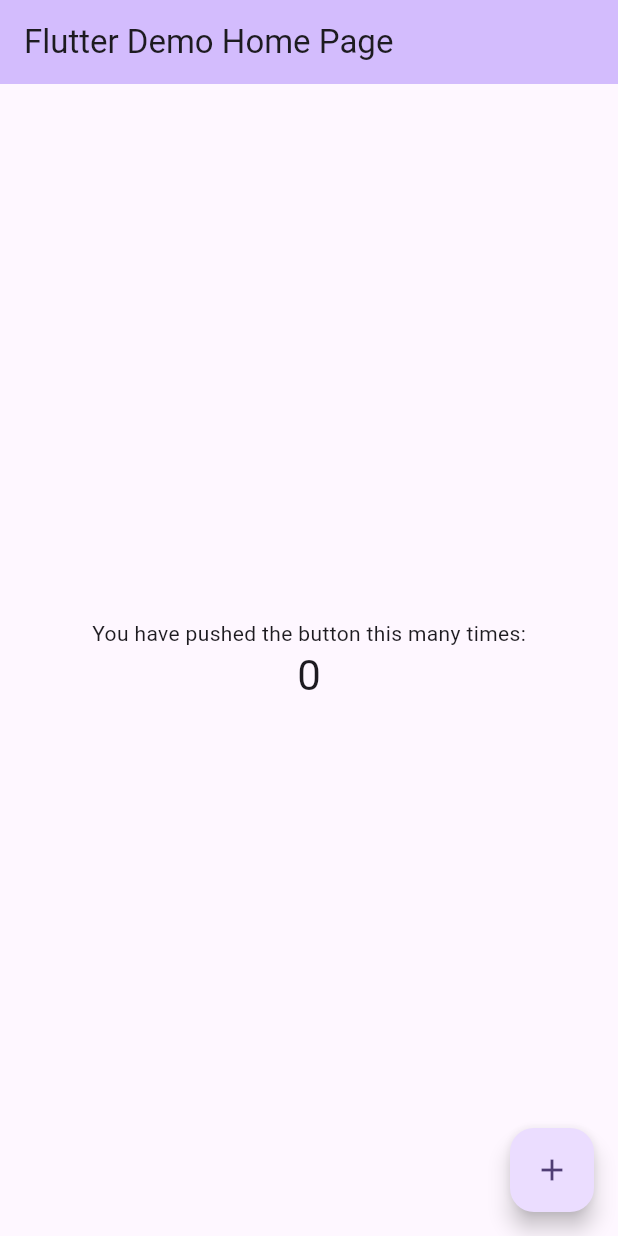
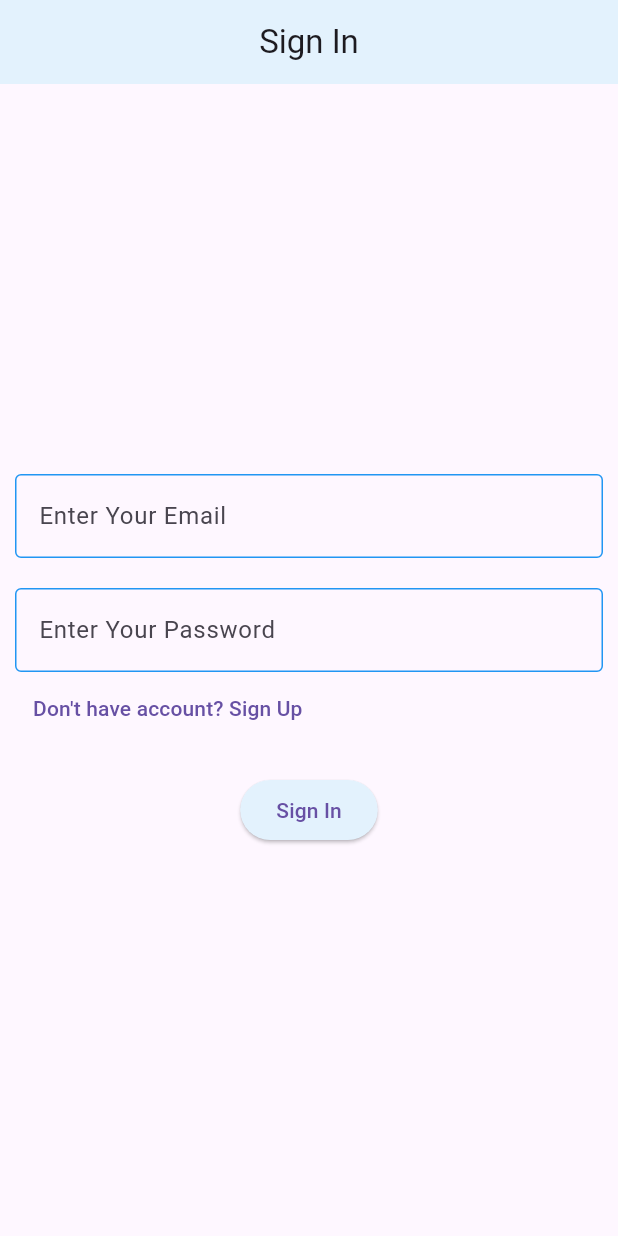
Before and after one commit to Prafulpatnecha/flutter_chat_app, a Flutter app: the screen it shows after launch, on a phone screen of 412 x 824 dp. Run offline on Flutter 3.47's test engine with Material 3 defaults, Android fonts, the phone set to English and light mode, and no system bars; our stand-ins replace firebase_auth, firebase_core, get; accounts and stored records are empty.

Commit message:
04-09-24

```diff
--- /dev/null
+++ b/lib/controller/auth_controller.dart
@@ -0,0 +1,10 @@
+
+
+import 'package:flutter/cupertino.dart';
+import 'package:get/get.dart';
+
+class AuthController extends GetxController{
+  TextEditingController textEmail = TextEditingController();
+  TextEditingController textPassword = TextEditingController();
+
+}
--- a/lib/main.dart
+++ b/lib/main.dart
@@ -1,5 +1,6 @@
 import 'package:firebase_core/firebase_core.dart';
 import 'package:flutter/material.dart';
+import 'package:flutter_chat_app/view/connector/main_file_connector.dart';
 
 import 'firebase_options.dart';
 
@@ -7,125 +8,5 @@ Future<void> main() async {
   WidgetsFlutterBinding.ensureInitialized();
   await Firebase.initializeApp(
       options: DefaultFirebaseOptions.currentPlatform,);
-  runApp(const MyApp());
+  runApp(const MyChat());
 }
-
-class MyApp extends StatelessWidget {
-  const MyApp({super.key});
-
-  // This widget is the root of your application.
-  @override
-  Widget build(BuildContext context) {
-    return MaterialApp(
-      title: 'Flutter Demo',
-      theme: ThemeData(
-        // This is the theme of your application.
-        //
-        // TRY THIS: Try running your application with "flutter run". You'll see
-        // the application has a purple toolbar. Then, without quitting the app,
-        // try changing the seedColor in the colorScheme below to Colors.green
-        // and then invoke "hot reload" (save your changes or press the "hot
-        // reload" button in a Flutter-supported IDE, or press "r" if you used
-        // the command line to start the app).
-        //
-        // Notice that the counter didn't reset back to zero; the application
-        // state is not lost during the reload. To reset the state, use hot
-        // restart instead.
-        //
-        // This works for code too, not just values: Most code changes can be
-        // tested with just a hot reload.
-        colorScheme: ColorScheme.fromSeed(seedColor: Colors.deepPurple),
-        useMaterial3: true,
-      ),
-      home: const MyHomePage(title: 'Flutter Demo Home Page'),
-    );
-  }
-}
-
-class MyHomePage extends StatefulWidget {
-  const MyHomePage({super.key, required this.title});
-
-  // This widget is the home page of your application. It is stateful, meaning
-  // that it has a State object (defined below) that contains fields that affect
-  // how it looks.
-
-  // This class is the configuration for the state. It holds the values (in this
-  // case the title) provided by the parent (in this case the App widget) and
-  // used by the build method of the State. Fields in a Widget subclass are
-  // always marked "final".
-
-  final String title;
-
-  @override
-  State<MyHomePage> createState() => _MyHomePageState();
-}
-
-class _MyHomePageState extends State<MyHomePage> {
-  int _counter = 0;
-
-  void _incrementCounter() {
-    setState(() {
-      // This call to setState tells the Flutter framework that something has
-      // changed in this State, which causes it to rerun the build method below
-      // so that the display can reflect the updated values. If we changed
-      // _counter without calling setState(), then the build method would not be
-      // called again, and so nothing would appear to happen.
-      _counter++;
-    });
-  }
-
-  @override
-  Widget build(BuildContext context) {
-    // This method is rerun every time setState is called, for instance as done
-    // by the _incrementCounter method above.
-    //
-    // The Flutter framework has been optimized to make rerunning build methods
-    // fast, so that you can just rebuild anything that needs updating rather
-    // than having to individually change instances of widgets.
-    return Scaffold(
-      appBar: AppBar(
-        // TRY THIS: Try changing the color here to a specific color (to
-        // Colors.amber, perhaps?) and trigger a hot reload to see the AppBar
-        // change color while the other colors stay the same.
-        backgroundColor: Theme.of(context).colorScheme.inversePrimary,
-        // Here we take the value from the MyHomePage object that was created by
-        // the App.build method, and use it to set our appbar title.
-        title: Text(widget.title),
-      ),
-      body: Center(
-        // Center is a layout widget. It takes a single child and positions it
-        // in the middle of the parent.
-        child: Column(
-          // Column is also a layout widget. It takes a list of children and
-          // arranges them vertically. By default, it sizes itself to fit its
-          // children horizontally, and tries to be as tall as its parent.
-          //
-          // Column has various properties to control how it sizes itself and
-          // how it positions its children. Here we use mainAxisAlignment to
-          // center the children vertically; the main axis here is the vertical
-          // axis because Columns are vertical (the cross axis would be
-          // horizontal).
-          //
-          // TRY THIS: Invoke "debug painting" (choose the "Toggle Debug Paint"
-          // action in the IDE, or press "p" in the console), to see the
-          // wireframe for each widget.
-          mainAxisAlignment: MainAxisAlignment.center,
-          children: <Widget>[
-            const Text(
-              'You have pushed the button this many times:',
-            ),
-            Text(
-              '$_counter',
-              style: Theme.of(context).textTheme.headlineMedium,
-            ),
-          ],
-        ),
-      ),
-      floatingActionButton: FloatingActionButton(
-        onPressed: _incrementCounter,
-        tooltip: 'Increment',
-        child: const Icon(Icons.add),
-      ), // This trailing comma makes auto-formatting nicer for build methods.
-    );
-  }
-}
--- /dev/null
+++ b/lib/services/auth_services.dart
@@ -0,0 +1,47 @@
+import 'dart:developer';
+
+import 'package:firebase_auth/firebase_auth.dart';
+
+class AuthServices {
+  AuthServices._();
+
+  static AuthServices authServices = AuthServices._();
+
+  final FirebaseAuth _firebaseAuth = FirebaseAuth.instance;
+
+  // Sign Up
+  Future<void> createAccountWithEmailAndPassword(String email,
+      String password) async {
+    await _firebaseAuth.createUserWithEmailAndPassword(
+        email: email, password: password);
+  }
+
+  // Sign In
+  Future<String> signInWithEmailAndPassword(String email, String password) async {
+    try
+    {
+      await _firebaseAuth.signInWithEmailAndPassword(
+        email: email, password: password);
+      return 'Success';
+    }catch(e)
+    {
+      return e.toString();
+    }
+  }
+
+  //Sign Out
+  Future<void> signOut() async {
+    await _firebaseAuth.signOut();
+  }
+
+  //todo get Current User Info
+  User? getCurrentUser()
+  {
+    User? user = _firebaseAuth.currentUser;
+    if(user!=null)
+      {
+        log("email : ${user.email}");
+      }
+    return user;
+  }
+}
--- /dev/null
+++ b/lib/view/auth/auth_manager.dart
@@ -0,0 +1,15 @@
+import 'package:flutter/material.dart';
+import 'package:flutter_chat_app/services/auth_services.dart';
+import 'package:flutter_chat_app/view/auth/sign_in.dart';
+import 'package:flutter_chat_app/view/home/home_page.dart';
+
+class AuthManager extends StatelessWidget {
+  const AuthManager({super.key});
+
+  @override
+  Widget build(BuildContext context) {
+    return AuthServices.authServices.getCurrentUser() == null
+        ? const SignInPage()
+        : const HomePage();
+  }
+}
--- /dev/null
+++ b/lib/view/auth/sign_in.dart
@@ -0,0 +1,91 @@
+import 'package:firebase_auth/firebase_auth.dart';
+import 'package:flutter/material.dart';
+import 'package:flutter_chat_app/controller/auth_controller.dart';
+import 'package:flutter_chat_app/services/auth_services.dart';
+import 'package:get/get.dart';
+
+class SignInPage extends StatelessWidget {
+  const SignInPage({super.key});
+
+  @override
+  Widget build(BuildContext context) {
+    AuthController authController = Get.put(AuthController());
+    return Scaffold(
+      appBar: AppBar(
+        backgroundColor: Colors.blue.shade50,
+        centerTitle: true,
+        title: const Text("Sign In"),
+      ),
+      body: SizedBox(
+        child: Padding(
+          padding: const EdgeInsets.all(10),
+          child: Column(
+            mainAxisAlignment: MainAxisAlignment.center,
+            children: [
+              TextField(
+                controller: authController.textEmail,
+                textInputAction: TextInputAction.next,
+                decoration: const InputDecoration(
+                  hintText: "Enter Your Email",
+                  border: OutlineInputBorder(
+                      borderSide: BorderSide(color: Colors.blue)),
+                  focusedBorder: OutlineInputBorder(
+                      borderSide: BorderSide(color: Colors.blue)),
+                  enabledBorder: OutlineInputBorder(
+                      borderSide: BorderSide(color: Colors.blue)),
+                ),
+              ),
+              const SizedBox(
+                height: 20,
+              ),
+              TextField(
+                controller: authController.textPassword,
+                decoration: const InputDecoration(
+                  hintText: "Enter Your Password",
+                  border: OutlineInputBorder(
+                      borderSide: BorderSide(color: Colors.blue)),
+                  focusedBorder: OutlineInputBorder(
+                      borderSide: BorderSide(color: Colors.blue)),
+                  enabledBorder: OutlineInputBorder(
+                      borderSide: BorderSide(color: Colors.blue)),
+                ),
+              ),
+              Row(
+                children: [
+                  TextButton(
+                      onPressed: () {
+                        Get.toNamed("/signUp");
+                      },
+                      child: const Text(
+                        "Don't have account? Sign Up",
+                      )),
+                ],
+              ),
+              const SizedBox(
+                height: 20,
+              ),
+              ElevatedButton(
+                style: ButtonStyle(
+                    backgroundColor:
+                        WidgetStateProperty.all(Colors.blue.shade50)),
+                onPressed: () async {
+                  String response=await AuthServices.authServices.signInWithEmailAndPassword(
+                      authController.textEmail.text,
+                      authController.textPassword.text);
+                  User? user = AuthServices.authServices.getCurrentUser();
+                  if(user!=null && response == "Success")
+                    {
+                      Get.offAndToNamed("/home");
+                    }else{
+                    Get.snackbar("Sign In Failed !", response);
+                  }
+                },
+                child: const Text("Sign In"),
+              ),
+            ],
+          ),
+        ),
+      ),
+    );
+  }
+}
--- /dev/null
+++ b/lib/view/connector/main_file_connector.dart
@@ -0,0 +1,25 @@
+import 'package:flutter/material.dart';
+import 'package:get/get.dart';
+
+import '../auth/auth_manager.dart';
+import '../auth/sign_in.dart';
+import '../auth/sign_up.dart';
+import '../home/home_page.dart';
+
+
+class MyChat extends StatelessWidget {
+  const MyChat({super.key});
+
+  @override
+  Widget build(BuildContext context) {
+    return GetMaterialApp(
+      debugShowCheckedModeBanner: false,
+      getPages: [
+        GetPage(name: '/', page: () => const AuthManager()),
+        GetPage(name: '/home', page: () => const HomePage()),
+        GetPage(name: '/signUp', page: () => const SignUpPage(),transition: Transition.fadeIn),
+        GetPage(name: '/signIn', page: () => const SignInPage(),transition: Transition.fade),
+      ],
+    );
+  }
+}
--- a/pubspec.yaml
+++ b/pubspec.yaml
@@ -36,6 +36,8 @@ dependencies:
   # Use with the CupertinoIcons class for iOS style icons.
   cupertino_icons: ^1.0.8
   firebase_core: ^3.4.0
+  firebase_auth: ^5.2.0
+  get: ^4.6.6
 
 dev_dependencies:
   flutter_test:
```
Also changed, not shown: lib/view/auth/sign_up.dart (added, +87 -0 lines), lib/view/home/home_page.dart (added, +38 -0 lines), pubspec.lock, 5 other files.
